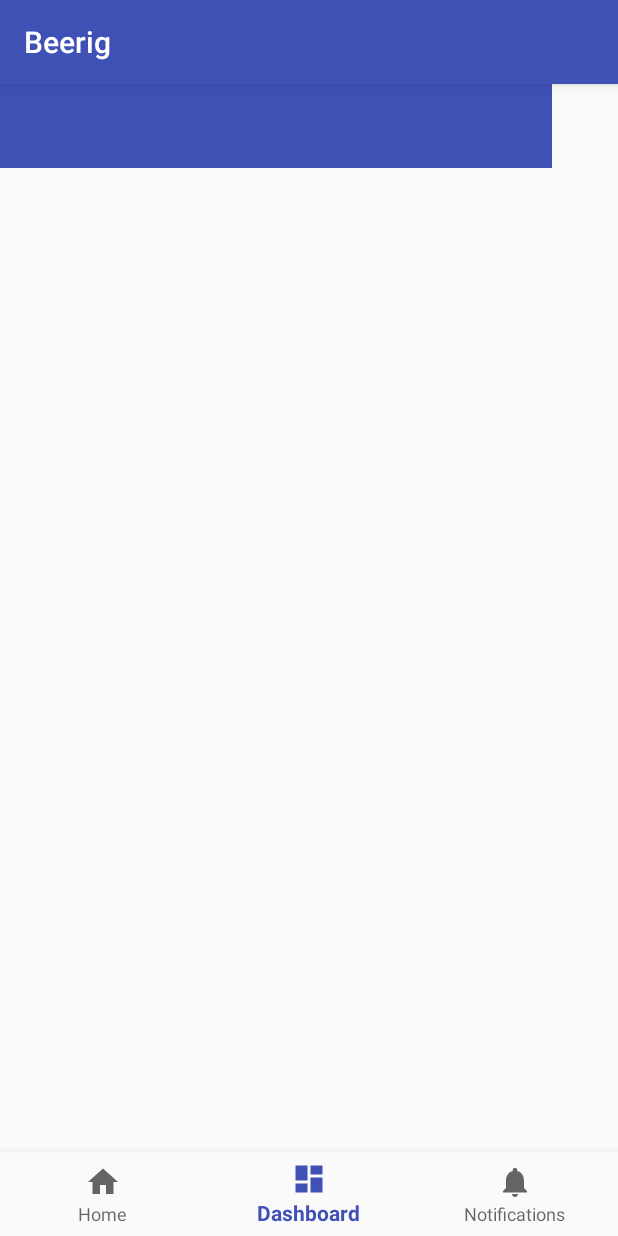
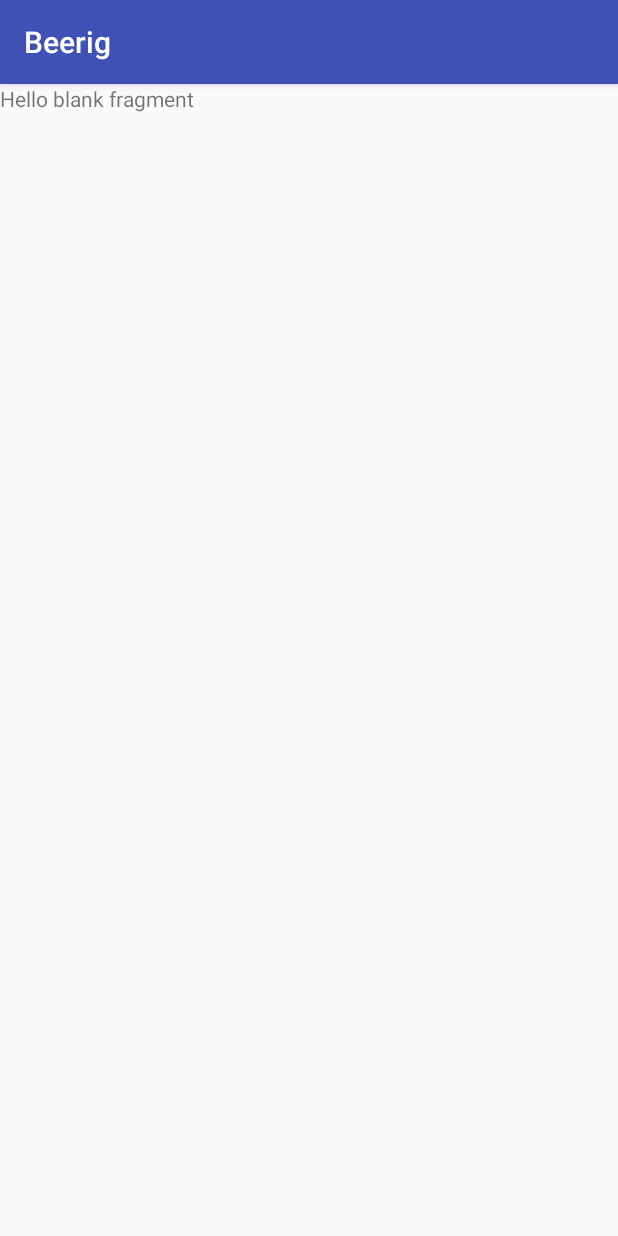
Before and after one commit to Bradysm/Mixed, an Android app: the screen it shows after launch (MainActivity), item 2 of the bottom bar chosen, on a phone screen of 412 x 824 dp. Run offline under Robolectric (Android 15) with nearby library versions, the phone set to English and light mode, and no system bars.

Commit message:
Initial Setup

```diff
--- a/app/build.gradle
+++ b/app/build.gradle
@@ -24,6 +24,7 @@
     implementation 'com.android.support:design:27.1.1'
     implementation 'com.android.support.constraint:constraint-layout:1.1.0'
     implementation 'com.android.support:support-vector-drawable:27.1.1'
+    implementation 'com.android.support:support-v4:27.1.1'
     testImplementation 'junit:junit:4.12'
     androidTestImplementation 'com.android.support.test:runner:1.0.2'
     androidTestImplementation 'com.android.support.test.espresso:espresso-core:3.0.2'
--- a/app/src/main/java/com/example/brady/beerig/MainActivity.java
+++ b/app/src/main/java/com/example/brady/beerig/MainActivity.java
@@ -9,7 +9,6 @@
 
 public class MainActivity extends AppCompatActivity {
 
-    private TextView mTextMessage;
 
     private BottomNavigationView.OnNavigationItemSelectedListener mOnNavigationItemSelectedListener
             = new BottomNavigationView.OnNavigationItemSelectedListener() {
@@ -17,17 +16,29 @@
         @Override
         public boolean onNavigationItemSelected(@NonNull MenuItem item) {
             switch (item.getItemId()) {
-                case R.id.navigation_home:
-                    mTextMessage.setText(R.string.title_home);
-                    return true;
-                case R.id.navigation_dashboard:
-                    mTextMessage.setText(R.string.title_dashboard);
-                    return true;
-                case R.id.navigation_notifications:
-                    mTextMessage.setText(R.string.title_notifications);
-                    return true;
+                //If User Presses Account Icon on Nav Bar
+                case R.id.navigation_account:
+                    setContentView(R.layout.fragment_account);
+
+                    break;
+
+                //If User Presses Drinks Icon on Nav Bar
+                case R.id.navigation_drinks:
+                    setContentView(R.layout.fragment_drink);
+
+                    break;
+
+                //If User Presses Settings Icon on Nav Bar
+                case R.id.navigation_settings:
+                    setContentView(R.layout.fragment_settings);
+
+                    break;
+
+                default:
+                    return false;
             }
-            return false;
+            //keepNavBar();
+            return true;
         }
     };
 
@@ -36,9 +47,12 @@
         super.onCreate(savedInstanceState);
         setContentView(R.layout.activity_main);
 
-        mTextMessage = (TextView) findViewById(R.id.message);
+        keepNavBar();
+    }
+
+    private void keepNavBar(){
+        //Creates Bottom Navigation Bar When App Opens
         BottomNavigationView navigation = (BottomNavigationView) findViewById(R.id.navigation);
         navigation.setOnNavigationItemSelectedListener(mOnNavigationItemSelectedListener);
     }
-
 }
--- a/app/src/main/res/drawable/ic_dashboard_black_24dp.xml
+++ /dev/null
@@ -1,9 +0,0 @@
-<vector xmlns:android="http://schemas.android.com/apk/res/android"
-    android:width="24dp"
-    android:height="24dp"
-    android:viewportHeight="24.0"
-    android:viewportWidth="24.0">
-    <path
-        android:fillColor="#FF000000"
-        android:pathData="M3,13h8L11,3L3,3v10zM3,21h8v-6L3,15v6zM13,21h8L21,11h-8v10zM13,3v6h8L21,3h-8z" />
-</vector>
--- a/app/src/main/res/drawable/ic_home_black_24dp.xml
+++ /dev/null
@@ -1,9 +0,0 @@
-<vector xmlns:android="http://schemas.android.com/apk/res/android"
-    android:width="24dp"
-    android:height="24dp"
-    android:viewportHeight="24.0"
-    android:viewportWidth="24.0">
-    <path
-        android:fillColor="#FF000000"
-        android:pathData="M10,20v-6h4v6h5v-8h3L12,3 2,12h3v8z" />
-</vector>
--- a/app/src/main/res/drawable/ic_notifications_black_24dp.xml
+++ /dev/null
@@ -1,9 +0,0 @@
-<vector xmlns:android="http://schemas.android.com/apk/res/android"
-    android:width="24dp"
-    android:height="24dp"
-    android:viewportHeight="24.0"
-    android:viewportWidth="24.0">
-    <path
-        android:fillColor="#FF000000"
-        android:pathData="M12,22c1.1,0 2,-0.9 2,-2h-4c0,1.1 0.89,2 2,2zM18,16v-5c0,-3.07 -1.64,-5.64 -4.5,-6.32L13.5,4c0,-0.83 -0.67,-1.5 -1.5,-1.5s-1.5,0.67 -1.5,1.5v0.68C7.63,5.36 6,7.92 6,11v5l-2,2v1h16v-1l-2,-2z" />
-</vector>
--- a/app/src/main/res/layout/activity_main.xml
+++ b/app/src/main/res/layout/activity_main.xml
@@ -1,5 +1,6 @@
 <?xml version="1.0" encoding="utf-8"?>
-<android.support.constraint.ConstraintLayout xmlns:android="http://schemas.android.com/apk/res/android"
+<android.support.constraint.ConstraintLayout
+    xmlns:android="http://schemas.android.com/apk/res/android"
     xmlns:app="http://schemas.android.com/apk/res-auto"
     xmlns:tools="http://schemas.android.com/tools"
     android:id="@+id/container"
@@ -7,16 +8,7 @@
     android:layout_height="match_parent"
     tools:context=".MainActivity">
 
-    <TextView
-        android:id="@+id/message"
-        android:layout_width="wrap_content"
-        android:layout_height="wrap_content"
-        android:layout_marginLeft="@dimen/activity_horizontal_margin"
-        android:layout_marginStart="@dimen/activity_horizontal_margin"
-        android:layout_marginTop="@dimen/activity_vertical_margin"
-        android:text="@string/title_home"
-        app:layout_constraintLeft_toLeftOf="parent"
-        app:layout_constraintTop_toTopOf="parent" />
+
 
     <android.support.design.widget.BottomNavigationView
         android:id="@+id/navigation"
@@ -30,14 +22,6 @@
         app:layout_constraintRight_toRightOf="parent"
         app:menu="@menu/navigation" />
 
-    <android.support.v7.widget.Toolbar
-        android:id="@+id/toolbar"
-        android:layout_width="368dp"
-        android:layout_height="wrap_content"
-        android:background="#3f51b5"
-        android:minHeight="?attr/actionBarSize"
-        android:theme="?attr/actionBarTheme"
-        tools:layout_editor_absoluteX="8dp"
-        tools:layout_editor_absoluteY="74dp" />
+
 
 </android.support.constraint.ConstraintLayout>
--- /dev/null
+++ b/app/src/main/res/layout/fragment_drink.xml
@@ -0,0 +1,14 @@
+<?xml version="1.0" encoding="utf-8"?>
+<FrameLayout xmlns:android="http://schemas.android.com/apk/res/android"
+    xmlns:tools="http://schemas.android.com/tools"
+    android:layout_width="match_parent"
+    android:layout_height="match_parent"
+    tools:context=".DrinkFragment">
+
+    <!-- TODO: Update blank fragment layout -->
+    <TextView
+        android:layout_width="match_parent"
+        android:layout_height="match_parent"
+        android:text="@string/hello_blank_fragment" />
+
+</FrameLayout>
--- a/app/src/main/res/menu/navigation.xml
+++ b/app/src/main/res/menu/navigation.xml
@@ -1,19 +1,23 @@
 <?xml version="1.0" encoding="utf-8"?>
-<menu xmlns:android="http://schemas.android.com/apk/res/android">
+<menu
+    xmlns:android="http://schemas.android.com/apk/res/android"
+    >
 
     <item
-        android:id="@+id/navigation_home"
-        android:icon="@drawable/ic_home_black_24dp"
+        android:id="@+id/navigation_account"
+        android:icon="@drawable/account"
         android:title="@string/title_home" />
 
     <item
-        android:id="@+id/navigation_dashboard"
-        android:icon="@drawable/ic_dashboard_black_24dp"
-        android:title="@string/title_dashboard" />
+        android:id="@+id/navigation_drinks"
+        android:icon="@drawable/drinks"
+        android:title="@string/title_dashboard"
+
+        />
 
     <item
-        android:id="@+id/navigation_notifications"
-        android:icon="@drawable/ic_notifications_black_24dp"
+        android:id="@+id/navigation_settings"
+        android:icon="@drawable/settings"
         android:title="@string/title_notifications" />
 
 </menu>
--- a/app/src/main/res/values/dimens.xml
+++ b/app/src/main/res/values/dimens.xml
@@ -1,5 +1,9 @@
-<resources>
+<resources
+    xmlns:tools="http://schemas.android.com/tools">
+
     <!-- Default screen margins, per the Android Design guidelines. -->
     <dimen name="activity_horizontal_margin">16dp</dimen>
     <dimen name="activity_vertical_margin">16dp</dimen>
+    <!-- Dimension for drink icon in case it needs to be larger -->
+    <dimen name="navigation_drinks" tools:override="true">48dp</dimen>
 </resources>
--- a/app/src/main/res/values/strings.xml
+++ b/app/src/main/res/values/strings.xml
@@ -1,6 +1,9 @@
 <resources>
     <string name="app_name">Beerig</string>
-    <string name="title_home">Home</string>
-    <string name="title_dashboard">Dashboard</string>
-    <string name="title_notifications">Notifications</string>
+    <string name="title_home">Account</string>
+    <string name="title_dashboard">Drinks</string>
+    <string name="title_notifications">Settings</string>
+
+    <!-- TODO: Remove or change this placeholder text -->
+    <string name="hello_blank_fragment">Hello blank fragment</string>
 </resources>
```
Also changed, not shown: app/src/main/java/com/example/brady/beerig/Account_Fragment.java (added, +29 -0 lines), app/src/main/java/com/example/brady/beerig/DrinkFragment.java (added, +29 -0 lines), app/src/main/java/com/example/brady/beerig/SettingsFragment.java (added, +29 -0 lines), app/src/main/res/drawable/account.xml (added, +9 -0 lines), app/src/main/res/drawable/drinks_placer.xml (added, +9 -0 lines), app/src/main/res/drawable/settings.xml (added, +9 -0 lines), app/src/main/res/layout/fragment_account.xml (added, +20 -0 lines), app/src/main/res/layout/fragment_settings.xml (added, +14 -0 lines).
